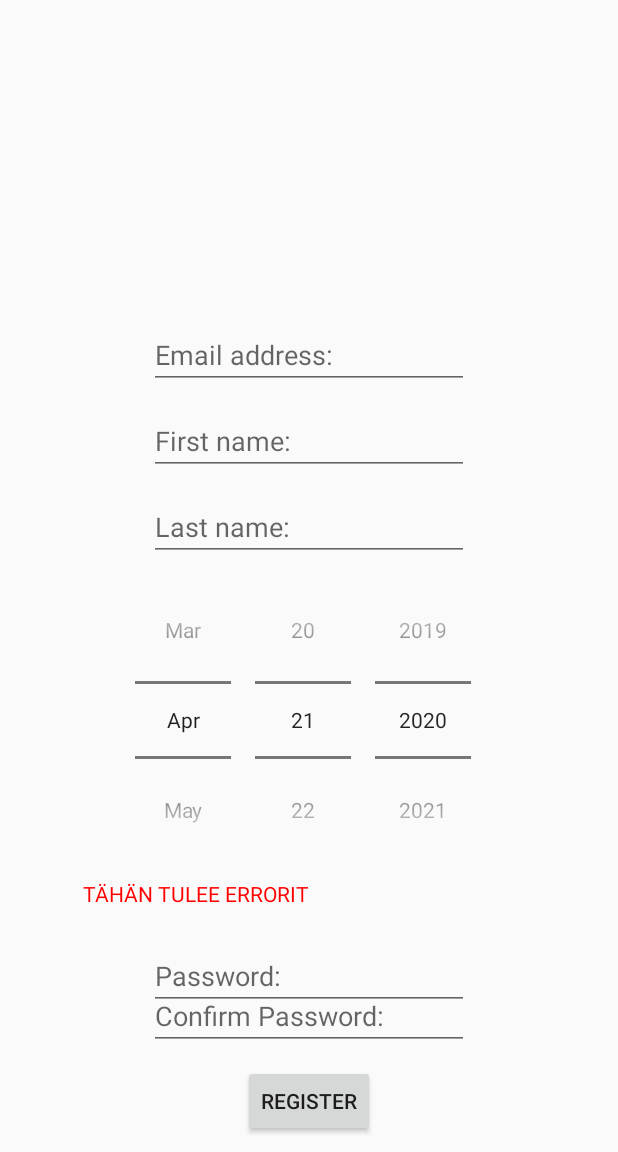
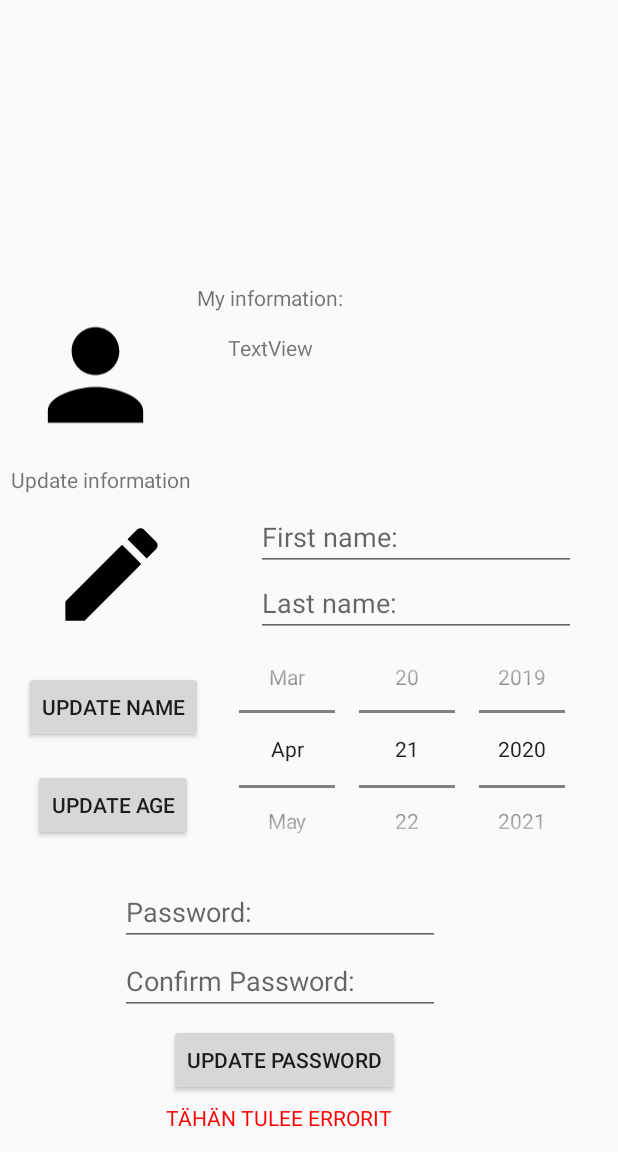
Before and after one commit to jerekuo/Harkkatyo, an Android app: the fragment SettingsFragment placed in its activity, on a phone screen of 412 x 824 dp, the part 84-1236 px from its top. Run offline under Robolectric (Android 15) with nearby library versions, the phone set to English and light mode, and no system bars; our stand-ins replace Firebase (no records; nobody signed in at launch, a user with empty details on screens opened directly).

Commit message:
settigns fragment updated!

```diff
--- a/app/src/main/java/com/example/moovi/Main2Activity.java
+++ b/app/src/main/java/com/example/moovi/Main2Activity.java
@@ -51,9 +51,6 @@ public class Main2Activity extends AppCompatActivity implements NavigationView.O
         actionBarDrawerToggle.syncState();
         navigationView.setNavigationItemSelectedListener(this);
 
-
-
-
     }
 
     @Override
--- /dev/null
+++ b/app/src/main/res/drawable/ic_edit_black_24dp.xml
@@ -0,0 +1,9 @@
+<vector xmlns:android="http://schemas.android.com/apk/res/android"
+        android:width="24dp"
+        android:height="24dp"
+        android:viewportWidth="24.0"
+        android:viewportHeight="24.0">
+    <path
+        android:fillColor="#FF000000"
+        android:pathData="M3,17.25V21h3.75L17.81,9.94l-3.75,-3.75L3,17.25zM20.71,7.04c0.39,-0.39 0.39,-1.02 0,-1.41l-2.34,-2.34c-0.39,-0.39 -1.02,-0.39 -1.41,0l-1.83,1.83 3.75,3.75 1.83,-1.83z"/>
+</vector>
--- /dev/null
+++ b/app/src/main/res/drawable/ic_person_black_24dp.xml
@@ -0,0 +1,9 @@
+<vector xmlns:android="http://schemas.android.com/apk/res/android"
+        android:width="24dp"
+        android:height="24dp"
+        android:viewportWidth="24.0"
+        android:viewportHeight="24.0">
+    <path
+        android:fillColor="#FF000000"
+        android:pathData="M12,12c2.21,0 4,-1.79 4,-4s-1.79,-4 -4,-4 -4,1.79 -4,4 1.79,4 4,4zM12,14c-2.67,0 -8,1.34 -8,4v2h16v-2c0,-2.66 -5.33,-4 -8,-4z"/>
+</vector>
--- a/app/src/main/res/layout/fragment_settings.xml
+++ b/app/src/main/res/layout/fragment_settings.xml
@@ -8,53 +8,47 @@
 
     <DatePicker
         android:id="@+id/datePicker"
-        android:layout_width="wrap_content"
-        android:layout_height="wrap_content"
+        android:layout_width="241dp"
+        android:layout_height="176dp"
         android:calendarViewShown="false"
         android:datePickerMode="spinner"
         android:startYear="1920"
+        app:layout_constraintBottom_toBottomOf="parent"
         app:layout_constraintEnd_toEndOf="parent"
+        app:layout_constraintHorizontal_bias="0.888"
         app:layout_constraintStart_toStartOf="parent"
-        app:layout_constraintTop_toBottomOf="@+id/editLast"></DatePicker>
+        app:layout_constraintTop_toTopOf="parent"
+        app:layout_constraintVertical_bias="0.565"></DatePicker>
 
     <EditText
         android:id="@+id/editLast"
         android:layout_width="wrap_content"
         android:layout_height="wrap_content"
-        android:layout_marginTop="12dp"
+        android:layout_marginEnd="16dp"
+        android:layout_marginBottom="17dp"
         android:ems="10"
         android:hint="Last name:"
         android:inputType="textPersonName"
         app:layout_constraintBottom_toBottomOf="parent"
         app:layout_constraintEnd_toEndOf="parent"
-        app:layout_constraintStart_toStartOf="parent"
-        app:layout_constraintTop_toBottomOf="@+id/editFirst"
-        app:layout_constraintVertical_bias="0.0" />
-
-    <EditText
-        android:id="@+id/editEmail"
-        android:layout_width="wrap_content"
-        android:layout_height="wrap_content"
-        android:ems="10"
-        android:hint="Email address:"
-        android:inputType="textEmailAddress"
-        app:layout_constraintBottom_toBottomOf="parent"
-        app:layout_constraintEnd_toEndOf="parent"
+        app:layout_constraintHorizontal_bias="0.934"
         app:layout_constraintStart_toStartOf="parent"
         app:layout_constraintTop_toTopOf="parent"
-        app:layout_constraintVertical_bias="0.069" />
+        app:layout_constraintVertical_bias="0.384" />
 
     <EditText
         android:id="@+id/editFirst"
         android:layout_width="wrap_content"
         android:layout_height="wrap_content"
-        android:layout_marginTop="12dp"
         android:ems="10"
         android:hint="First name:"
         android:inputType="textPersonName"
+        app:layout_constraintBottom_toBottomOf="parent"
         app:layout_constraintEnd_toEndOf="parent"
+        app:layout_constraintHorizontal_bias="0.858"
         app:layout_constraintStart_toStartOf="parent"
-        app:layout_constraintTop_toBottomOf="@+id/editEmail" />
+        app:layout_constraintTop_toTopOf="parent"
+        app:layout_constraintVertical_bias="0.291" />
 
     <EditText
         android:id="@+id/editPassword2"
@@ -65,33 +59,37 @@
         android:inputType="textPassword"
         app:layout_constraintBottom_toBottomOf="parent"
         app:layout_constraintEnd_toEndOf="parent"
+        app:layout_constraintHorizontal_bias="0.404"
         app:layout_constraintStart_toStartOf="parent"
-        app:layout_constraintTop_toBottomOf="@+id/datePicker" />
+        app:layout_constraintTop_toTopOf="parent"
+        app:layout_constraintVertical_bias="0.833" />
 
     <Button
         android:id="@+id/button3"
         android:layout_width="wrap_content"
         android:layout_height="wrap_content"
         android:onClick="onClick"
-        android:text="Register"
+        android:text="Update password"
         app:layout_constraintBottom_toBottomOf="parent"
         app:layout_constraintEnd_toEndOf="parent"
+        app:layout_constraintHorizontal_bias="0.437"
         app:layout_constraintStart_toStartOf="parent"
-        app:layout_constraintTop_toBottomOf="@+id/editPassword2" />
+        app:layout_constraintTop_toTopOf="parent"
+        app:layout_constraintVertical_bias="0.931" />
 
     <TextView
         android:id="@+id/textError"
         style="@android:style/Widget.DeviceDefault.TextView"
-        android:layout_width="257dp"
-        android:layout_height="60dp"
+        android:layout_width="wrap_content"
+        android:layout_height="wrap_content"
         android:text="TÄHÄN TULEE ERRORIT"
         android:textColor="#FF0000"
-        app:layout_constraintBottom_toTopOf="@+id/button3"
+        app:layout_constraintBottom_toBottomOf="parent"
         app:layout_constraintEnd_toEndOf="parent"
-        app:layout_constraintHorizontal_bias="0.357"
+        app:layout_constraintHorizontal_bias="0.425"
         app:layout_constraintStart_toStartOf="parent"
-        app:layout_constraintTop_toBottomOf="@+id/datePicker"
-        app:layout_constraintVertical_bias="0.0" />
+        app:layout_constraintTop_toTopOf="parent"
+        app:layout_constraintVertical_bias="0.977" />
 
     <EditText
         android:id="@+id/editPassword1"
@@ -100,9 +98,95 @@
         android:ems="10"
         android:hint="Password:"
         android:inputType="textPassword"
-        app:layout_constraintBottom_toTopOf="@+id/editPassword2"
+        app:layout_constraintBottom_toBottomOf="parent"
         app:layout_constraintEnd_toEndOf="parent"
+        app:layout_constraintHorizontal_bias="0.404"
         app:layout_constraintStart_toStartOf="parent"
-        app:layout_constraintTop_toBottomOf="@+id/textError" />
+        app:layout_constraintTop_toTopOf="parent"
+        app:layout_constraintVertical_bias="0.749" />
+
+    <TextView
+        android:id="@+id/textView2"
+        android:layout_width="wrap_content"
+        android:layout_height="wrap_content"
+        android:text="My information:"
+        app:layout_constraintBottom_toBottomOf="parent"
+        app:layout_constraintEnd_toEndOf="parent"
+        app:layout_constraintHorizontal_bias="0.418"
+        app:layout_constraintStart_toStartOf="parent"
+        app:layout_constraintTop_toTopOf="parent"
+        app:layout_constraintVertical_bias="0.022" />
+
+    <TextView
+        android:id="@+id/textView5"
+        android:layout_width="wrap_content"
+        android:layout_height="wrap_content"
+        android:text="TextView"
+        app:layout_constraintBottom_toBottomOf="parent"
+        app:layout_constraintEnd_toEndOf="parent"
+        app:layout_constraintHorizontal_bias="0.428"
+        app:layout_constraintStart_toStartOf="parent"
+        app:layout_constraintTop_toTopOf="parent"
+        app:layout_constraintVertical_bias="0.08" />
+
+    <ImageView
+        android:id="@+id/imageView"
+        android:layout_width="95dp"
+        android:layout_height="124dp"
+        android:src="@drawable/ic_person_black_24dp"
+        app:layout_constraintBottom_toBottomOf="parent"
+        app:layout_constraintEnd_toEndOf="parent"
+        app:layout_constraintHorizontal_bias="0.05"
+        app:layout_constraintStart_toStartOf="parent"
+        app:layout_constraintTop_toTopOf="parent"
+        app:layout_constraintVertical_bias="0.026" />
+
+    <ImageView
+        android:id="@+id/imageView2"
+        android:layout_width="95dp"
+        android:layout_height="82dp"
+        android:src="@drawable/ic_edit_black_24dp"
+        app:layout_constraintBottom_toBottomOf="parent"
+        app:layout_constraintEnd_toEndOf="parent"
+        app:layout_constraintHorizontal_bias="0.085"
+        app:layout_constraintStart_toStartOf="parent"
+        app:layout_constraintTop_toTopOf="parent"
+        app:layout_constraintVertical_bias="0.325" />
+
+    <TextView
+        android:id="@+id/textView6"
+        android:layout_width="wrap_content"
+        android:layout_height="wrap_content"
+        android:text="Update information"
+        app:layout_constraintBottom_toBottomOf="parent"
+        app:layout_constraintEnd_toEndOf="parent"
+        app:layout_constraintHorizontal_bias="0.024"
+        app:layout_constraintStart_toStartOf="parent"
+        app:layout_constraintTop_toTopOf="parent"
+        app:layout_constraintVertical_bias="0.234" />
+
+    <Button
+        android:id="@+id/button6"
+        android:layout_width="wrap_content"
+        android:layout_height="wrap_content"
+        android:text="Update age"
+        app:layout_constraintBottom_toBottomOf="parent"
+        app:layout_constraintEnd_toEndOf="parent"
+        app:layout_constraintHorizontal_bias="0.072"
+        app:layout_constraintStart_toStartOf="parent"
+        app:layout_constraintTop_toTopOf="parent"
+        app:layout_constraintVertical_bias="0.619" />
+
+    <Button
+        android:id="@+id/button7"
+        android:layout_width="wrap_content"
+        android:layout_height="wrap_content"
+        android:text="update name"
+        app:layout_constraintBottom_toBottomOf="parent"
+        app:layout_constraintEnd_toEndOf="parent"
+        app:layout_constraintHorizontal_bias="0.055"
+        app:layout_constraintStart_toStartOf="parent"
+        app:layout_constraintTop_toTopOf="parent"
+        app:layout_constraintVertical_bias="0.499" />
 
 </androidx.constraintlayout.widget.ConstraintLayout>
```
